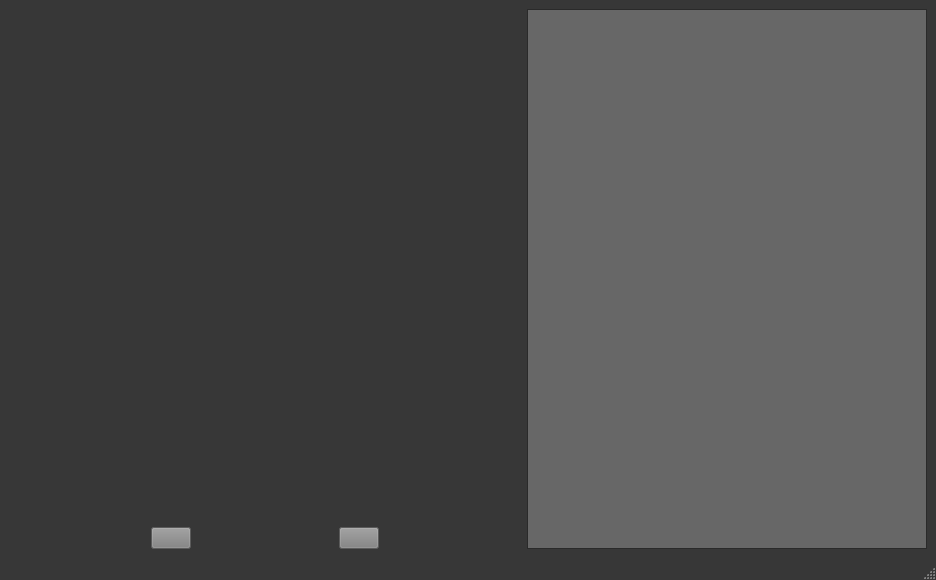
Pol52/HCI-mid, file design/alpha_design.ui: the form before one commit.
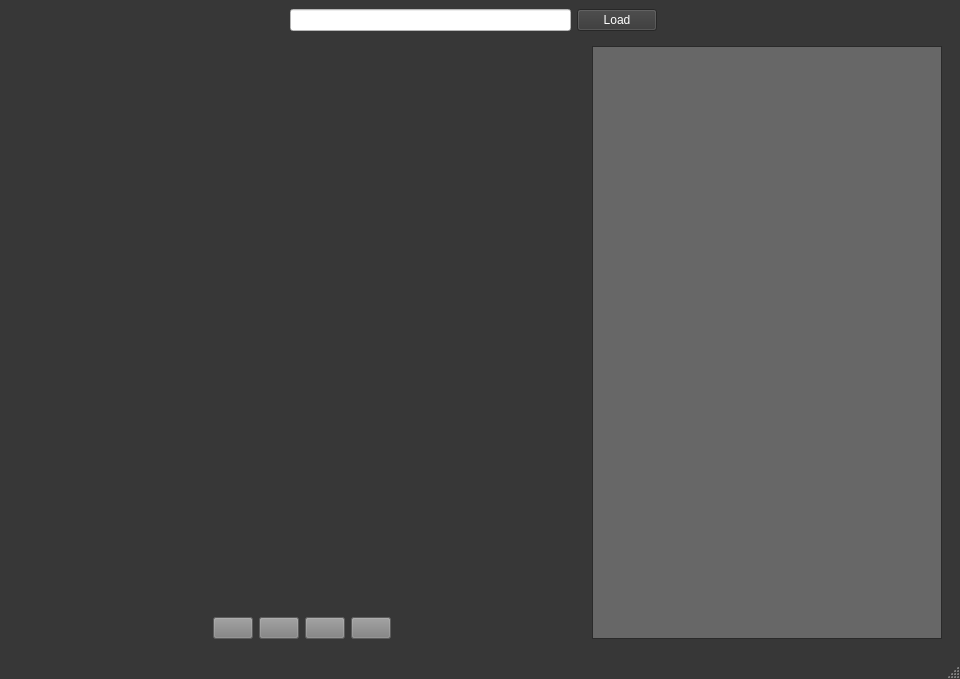
The form after the commit. Icons and pictures are not drawn. Custom widgets are drawn as their Qt base class.

Patch:
```diff
--- a/design/alpha_design.ui
+++ b/design/alpha_design.ui
@@ -9,8 +9,8 @@
    <rect>
     <x>0</x>
     <y>0</y>
-    <width>210</width>
-    <height>132</height>
+    <width>960</width>
+    <height>679</height>
    </rect>
   </property>
   <property name="sizePolicy">
@@ -492,11 +492,87 @@
      <height>10</height>
     </size>
    </property>
+   <property name="layoutDirection">
+    <enum>Qt::LeftToRight</enum>
+   </property>
    <layout class="QHBoxLayout" name="horizontalLayout_3">
     <item>
+     <layout class="QVBoxLayout" name="verticalLayout_4">
+      <item>
+       <layout class="QHBoxLayout" name="horizontalLayout_6">
+        <item>
+         <spacer name="horizontalSpacer_3">
+          <property name="orientation">
+           <enum>Qt::Horizontal</enum>
+          </property>
+          <property name="sizeHint" stdset="0">
+           <size>
+            <width>40</width>
+            <height>20</height>
+           </size>
+          </property>
+         </spacer>
+        </item>
+        <item>
+         <widget class="QLineEdit" name="folderPathInput">
+          <property name="styleSheet">
+           <string notr="true">background-color:white;</string>
+          </property>
+          <property name="text">
+           <string/>
+          </property>
+          <property name="frame">
+           <bool>true</bool>
+          </property>
+         </widget>
+        </item>
+        <item>
+         <widget class="QPushButton" name="loadButton">
+          <property name="text">
+           <string>Load</string>
+          </property>
+         </widget>
+        </item>
+        <item>
+         <widget class="QLabel" name="folderNotFound">
+          <property name="styleSheet">
+           <string notr="true">color:red;</string>
+          </property>
+          <property name="text">
+           <string/>
+          </property>
+         </widget>
+        </item>
+        <item>
+         <spacer name="horizontalSpacer_4">
+          <property name="orientation">
+           <enum>Qt::Horizontal</enum>
+          </property>
+          <property name="sizeHint" stdset="0">
+           <size>
+            <width>40</width>
+            <height>20</height>
+           </size>
+          </property>
+         </spacer>
+        </item>
+       </layout>
+      </item>
+      <item>
+       <widget class="QWidget" name="horizontalWidget" native="true">
+        <layout class="QHBoxLayout" name="horizontalLayout_4">
+         <item>
      <layout class="QVBoxLayout" name="verticalLayout">
+           <property name="sizeConstraint">
+            <enum>QLayout::SetNoConstraint</enum>
+           </property>
       <item>
-       <widget class="Window" name="widget" native="true">
+            <layout class="QHBoxLayout" name="horizontalLayout_5">
+             <property name="sizeConstraint">
+              <enum>QLayout::SetNoConstraint</enum>
+             </property>
+             <item>
+              <widget class="ImageWindow" name="imageWidget" native="true">
         <property name="sizePolicy">
          <sizepolicy hsizetype="Expanding" vsizetype="Expanding">
           <horstretch>0</horstretch>
@@ -505,8 +581,8 @@
         </property>
         <property name="minimumSize">
          <size>
-          <width>512</width>
-          <height>512</height>
+                 <width>0</width>
+                 <height>0</height>
          </size>
         </property>
         <property name="maximumSize">
@@ -526,13 +602,48 @@
         </property>
        </widget>
       </item>
+            </layout>
+           </item>
       <item>
        <layout class="QHBoxLayout" name="horizontalLayout">
         <property name="sizeConstraint">
          <enum>QLayout::SetFixedSize</enum>
         </property>
         <item>
-         <widget class="QPushButton" name="pushButton">
+              <spacer name="horizontalSpacer">
+               <property name="orientation">
+                <enum>Qt::Horizontal</enum>
+               </property>
+               <property name="sizeHint" stdset="0">
+                <size>
+                 <width>40</width>
+                 <height>20</height>
+                </size>
+               </property>
+              </spacer>
+             </item>
+             <item>
+              <widget class="QPushButton" name="loadPreviousButton">
+               <property name="styleSheet">
+                <string notr="true">background-color: gray</string>
+               </property>
+               <property name="text">
+                <string/>
+               </property>
+               <property name="icon">
+                <iconset>
+                 <normaloff>assets/arrow_left.png</normaloff>assets/arrow_left.png</iconset>
+               </property>
+               <property name="iconSize">
+                <size>
+                 <width>40</width>
+                 <height>40</height>
+                </size>
+               </property>
+              </widget>
+             </item>
+             <item>
+              <widget class="QPushButton" name="rotateAntiCWButton">
           <property name="sizePolicy">
            <sizepolicy hsizetype="Fixed" vsizetype="Fixed">
             <horstretch>0</horstretch>
@@ -746,7 +857,7 @@
           </property>
           <property name="icon">
            <iconset>
-            <normaloff>Rotate-left-01.png</normaloff>Rotate-left-01.png</iconset>
+                 <normaloff>assets/Rotate-left-01.png</normaloff>assets/Rotate-left-01.png</iconset>
           </property>
           <property name="iconSize">
            <size>
@@ -757,7 +868,7 @@
          </widget>
         </item>
         <item>
-         <widget class="QPushButton" name="pushButton_3">
+              <widget class="QPushButton" name="rotateCWButton">
           <property name="sizePolicy">
            <sizepolicy hsizetype="Fixed" vsizetype="Fixed">
             <horstretch>0</horstretch>
@@ -772,7 +883,7 @@
           </property>
           <property name="icon">
            <iconset>
-            <normaloff>Rotate-right-02.png</normaloff>Rotate-right-02.png</iconset>
+                 <normaloff>assets/Rotate-right-02.png</normaloff>assets/Rotate-right-02.png</iconset>
           </property>
           <property name="iconSize">
            <size>
@@ -782,6 +893,39 @@
           </property>
          </widget>
         </item>
+             <item>
+              <widget class="QPushButton" name="loadNextButton">
+               <property name="styleSheet">
+                <string notr="true">background-color:gray</string>
+               </property>
+               <property name="text">
+                <string/>
+               </property>
+               <property name="icon">
+                <iconset>
+                 <normaloff>assets/arrow_right.png</normaloff>assets/arrow_right.png</iconset>
+               </property>
+               <property name="iconSize">
+                <size>
+                 <width>40</width>
+                 <height>40</height>
+                </size>
+               </property>
+              </widget>
+             </item>
+             <item>
+              <spacer name="horizontalSpacer_2">
+               <property name="orientation">
+                <enum>Qt::Horizontal</enum>
+               </property>
+               <property name="sizeHint" stdset="0">
+                <size>
+                 <width>40</width>
+                 <height>20</height>
+                </size>
+               </property>
+              </spacer>
+             </item>
        </layout>
       </item>
      </layout>
@@ -804,14 +948,14 @@
         </property>
         <property name="minimumSize">
          <size>
-          <width>400</width>
+               <width>0</width>
           <height>0</height>
          </size>
         </property>
         <property name="maximumSize">
          <size>
-          <width>16777215</width>
-          <height>16777215</height>
+               <width>350</width>
+               <height>1080</height>
          </size>
         </property>
         <property name="palette">
@@ -1012,12 +1156,17 @@
     </item>
    </layout>
   </widget>
+      </item>
+     </layout>
+    </item>
+   </layout>
+  </widget>
   <widget class="QMenuBar" name="menubar">
    <property name="geometry">
     <rect>
      <x>0</x>
      <y>0</y>
-     <width>210</width>
+     <width>960</width>
      <height>20</height>
     </rect>
    </property>
@@ -1026,9 +1175,9 @@
  </widget>
  <customwidgets>
   <customwidget>
-   <class>Window</class>
+   <class>ImageWindow</class>
    <extends>QWidget</extends>
-   <header>model</header>
+   <header>model.ImageWindow</header>
    <container>1</container>
   </customwidget>
  </customwidgets>
```
Lines whose indentation alone changed are shown as unchanged.
